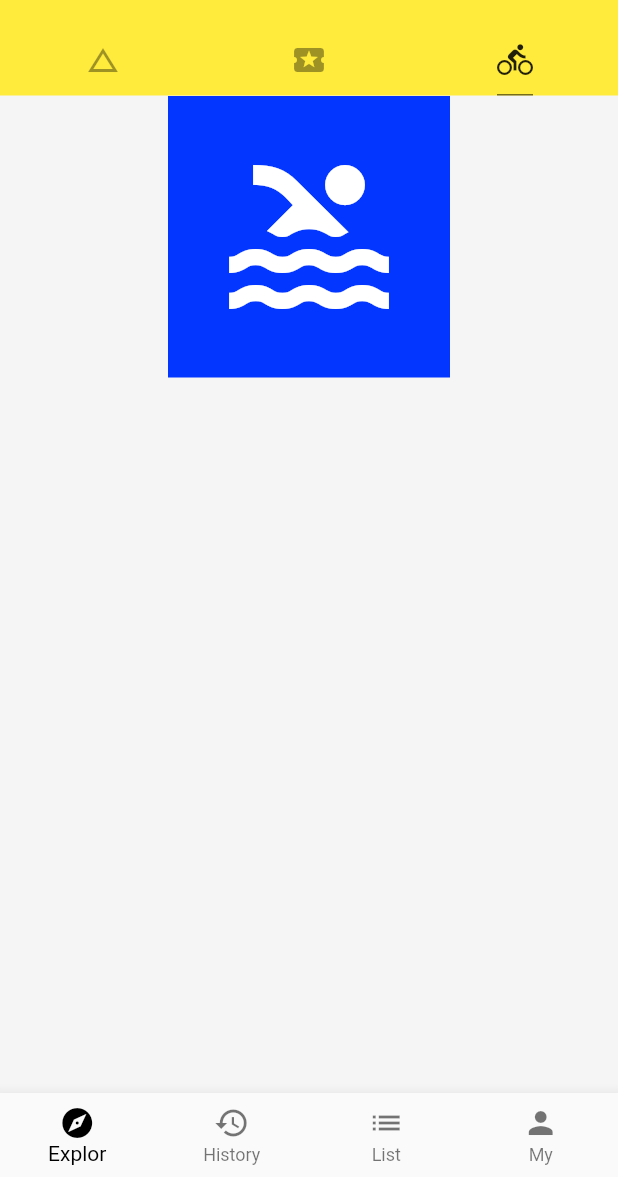
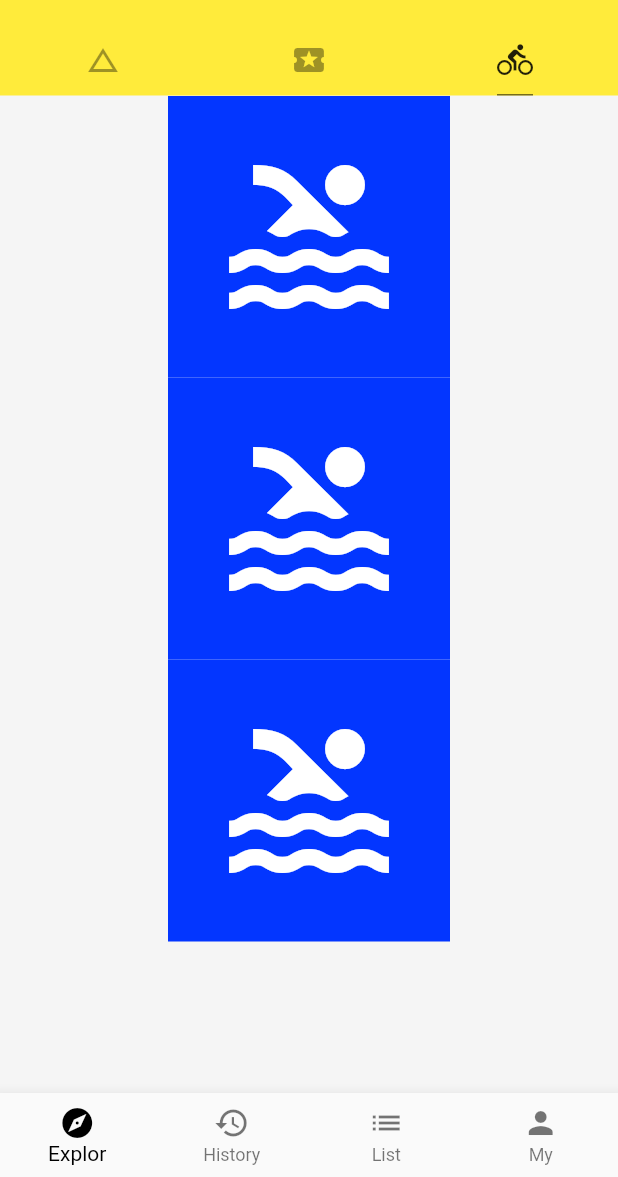
Before and after one commit to Orangem21/flutter, a Flutter app: the screen it shows after launch, tab 3 chosen, on a phone screen of 412 x 824 dp, the part 59-1236 px from its top. Run offline on Flutter 3.47's test engine with Material 2 defaults, Android fonts, the phone set to English and light mode, and no system bars; network calls fail.

Commit message:
Column 竖排

```diff
--- a/lib/demo/LayoutsDemo.dart
+++ b/lib/demo/LayoutsDemo.dart
@@ -6,7 +6,9 @@ class LayoutsDemo extends StatelessWidget {
 
       return Column(
         children: <Widget>[
-          IconBadge(Icons.pool,size:128.0)
+          IconBadge(Icons.pool,size:128.0),
+          IconBadge(Icons.pool,size:128.0),
+          IconBadge(Icons.pool,size:128.0),
         ],
       );
     }
```
